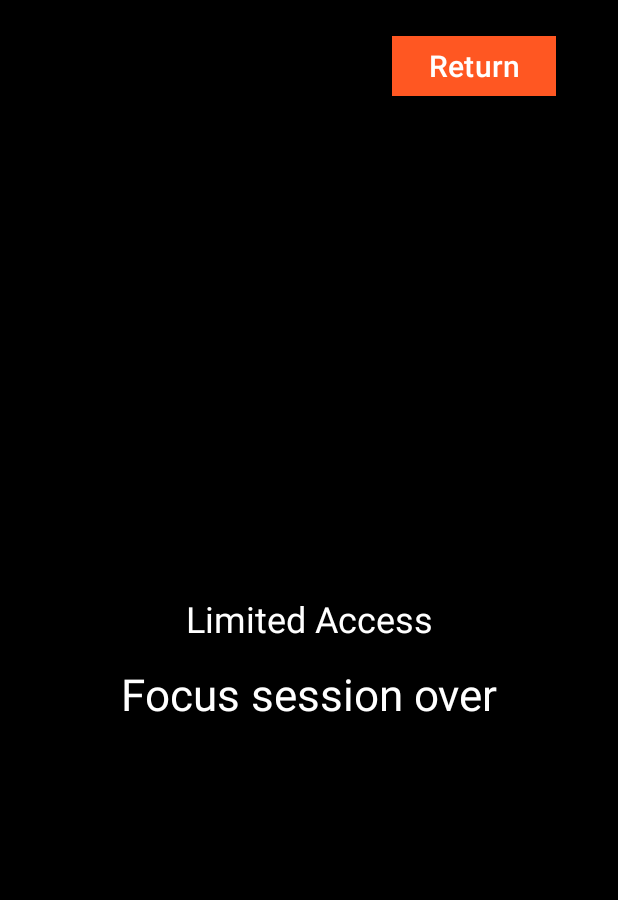
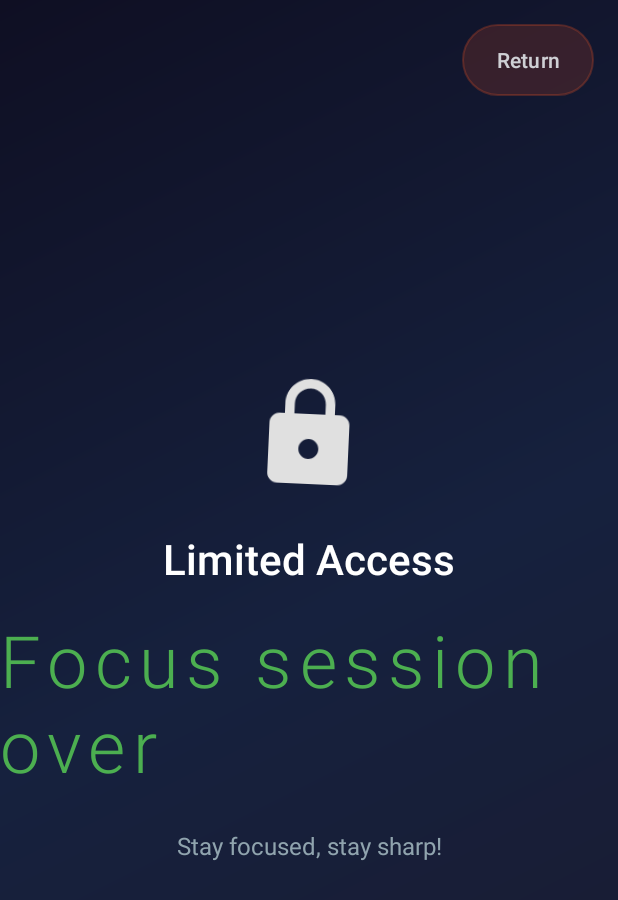
Before and after one commit to Reynem/TameMind, an Android app: the BlockedActivity screen opened directly, with no data from a screen before it, on a phone screen of 412 x 824 dp. Shown: the top 900 px of the screen. Run offline under Robolectric (Android 15) with nearby library versions, the phone set to English and light mode, and no system bars; Roboto replaces fonts that are not available here.

Commit message:
better block

```diff
--- a/app/src/main/java/com/reynem/tamemind/blocker/BlockedActivity.java
+++ b/app/src/main/java/com/reynem/tamemind/blocker/BlockedActivity.java
@@ -1,9 +1,14 @@
 package com.reynem.tamemind.blocker;
 
+import android.animation.ObjectAnimator;
 import android.content.Intent;
 import android.content.SharedPreferences;
 import android.os.Bundle;
+import android.os.Handler;
+import android.view.View;
+import android.view.animation.AccelerateDecelerateInterpolator;
 import android.widget.Button;
+import android.widget.ImageView;
 import android.widget.TextView;
 
 import androidx.appcompat.app.AppCompatActivity;
@@ -12,38 +17,118 @@ import com.reynem.tamemind.main.MainActivity;
 import com.reynem.tamemind.R;
 import com.reynem.tamemind.utils.TimerConstants;
 
+import java.util.Locale;
+
 public class BlockedActivity extends AppCompatActivity {
+
+    private TextView timeRemainingText;
+    private final Handler handler = new Handler();
+    private Runnable updateTimeRunnable;
 
     @Override
     protected void onCreate(Bundle savedInstanceState) {
         super.onCreate(savedInstanceState);
         setContentView(R.layout.activity_blocked);
 
+        initViews();
+        setupAnimations();
+        startTimeUpdater();
+    }
+
+    private void initViews() {
         Button backHome = findViewById(R.id.back_to);
         backHome.setOnClickListener(v -> {
             Intent intent = new Intent(BlockedActivity.this, MainActivity.class);
             startActivity(intent);
+            finish();
         });
 
-        TextView timeRemainingText = findViewById(R.id.block_time);
+        timeRemainingText = findViewById(R.id.block_time);
+        updateTimeDisplay();
+    }
+
+    private void setupAnimations() {
+        ImageView lockIcon = findViewById(R.id.lock_icon);
+        TextView blockMessage = findViewById(R.id.block_message);
+        TextView motivationalText = findViewById(R.id.motivational_text);
+
+        animateViewIn(lockIcon, 0);
+        animateViewIn(blockMessage, 200);
+        animateViewIn(timeRemainingText, 400);
+        animateViewIn(motivationalText, 600);
+
+        ObjectAnimator rotateAnimation = ObjectAnimator.ofFloat(lockIcon, "rotation", -5f, 5f);
+        rotateAnimation.setDuration(2000);
+        rotateAnimation.setRepeatCount(ObjectAnimator.INFINITE);
+        rotateAnimation.setRepeatMode(ObjectAnimator.REVERSE);
+        rotateAnimation.setInterpolator(new AccelerateDecelerateInterpolator());
+        rotateAnimation.start();
+    }
+
+    private void animateViewIn(View view, long delay) {
+        view.setAlpha(0f);
+        view.setTranslationY(50f);
+        view.animate()
+                .alpha(1f)
+                .translationY(0f)
+                .setDuration(600)
+                .setStartDelay(delay)
+                .setInterpolator(new AccelerateDecelerateInterpolator())
+                .start();
+    }
+
+    private void startTimeUpdater() {
+        updateTimeRunnable = new Runnable() {
+            @Override
+            public void run() {
+                updateTimeDisplay();
+                handler.postDelayed(this, 1000);
+            }
+        };
+        handler.post(updateTimeRunnable);
+    }
+
+    private void updateTimeDisplay() {
         SharedPreferences prefs = getSharedPreferences(TimerConstants.PREFS_NAME, MODE_PRIVATE);
         long blockUntil = prefs.getLong(TimerConstants.PREF_BLOCK_UNTIL, 0);
         long currentTime = System.currentTimeMillis();
         long timeRemaining = blockUntil - currentTime;
 
         if (timeRemaining > 0) {
-            int minutes = (int) (timeRemaining / (60 * 1000));
+            int hours = (int) (timeRemaining / (60 * 60 * 1000));
+            int minutes = (int) ((timeRemaining / (60 * 1000)) % 60);
             int seconds = (int) ((timeRemaining / 1000) % 60);
+
             String time;
-            if (seconds < 10){
-                time = minutes + ":0" + seconds;
+            if (hours > 0) {
+                time = String.format(Locale.US, "%d:%02d:%02d", hours, minutes, seconds);
             } else {
-                time = minutes + ":" + seconds;
+                time = String.format(Locale.US, "%d:%02d", minutes, seconds);
             }
+
             timeRemainingText.setText(time);
+
+            if (timeRemaining < 60000) { // Less than minute - red
+                timeRemainingText.setTextColor(0xFFFF8A80);
+            } else if (timeRemaining < 300000) { // Less than 5 minutes - yellow
+                timeRemainingText.setTextColor(0xFFFFD54F);
+            } else {
+                timeRemainingText.setTextColor(0xFFB0BEC5);
+            }
         } else {
             timeRemainingText.setText(R.string.focus_session_over);
+            timeRemainingText.setTextColor(0xFF4CAF50);
+            if (updateTimeRunnable != null) {
+                handler.removeCallbacks(updateTimeRunnable);
+            }
         }
+    }
 
+    @Override
+    protected void onDestroy() {
+        super.onDestroy();
+        if (updateTimeRunnable != null) {
+            handler.removeCallbacks(updateTimeRunnable);
+        }
     }
 }
--- /dev/null
+++ b/app/src/main/res/drawable/back_button_background.xml
@@ -0,0 +1,7 @@
+<?xml version="1.0" encoding="utf-8"?>
+<shape xmlns:android="http://schemas.android.com/apk/res/android"
+    android:shape="rectangle">
+    <solid android:color="#33FFFFFF" />
+    <corners android:radius="24dp" />
+    <stroke android:width="1dp" android:color="#4DFFFFFF" />
+</shape>
--- /dev/null
+++ b/app/src/main/res/drawable/blocked_background.xml
@@ -0,0 +1,9 @@
+<?xml version="1.0" encoding="utf-8"?>
+<shape xmlns:android="http://schemas.android.com/apk/res/android">
+    <gradient
+    android:angle="135"
+    android:startColor="#1A1A2E"
+    android:centerColor="#16213E"
+    android:endColor="#0F0F23"
+    android:type="linear" />
+</shape>
--- /dev/null
+++ b/app/src/main/res/drawable/ic_lock.xml
@@ -0,0 +1,10 @@
+<?xml version="1.0" encoding="utf-8"?>
+<vector xmlns:android="http://schemas.android.com/apk/res/android"
+    android:width="24dp"
+    android:height="24dp"
+    android:viewportWidth="24"
+    android:viewportHeight="24">
+    <path
+        android:fillColor="#FFFFFF"
+        android:pathData="M18,8h-1V6c0,-2.76 -2.24,-5 -5,-5S7,3.24 7,6v2H6c-1.1,0 -2,0.9 -2,2v10c0,1.1 0.9,2 2,2h12c1.1,0 2,-0.9 2,-2V10c0,-1.1 -0.9,-2 -2,-2zM12,17c-1.1,0 -2,-0.9 -2,-2s0.9,-2 2,-2 2,0.9 2,2 -0.9,2 -2,2zM15.1,8H8.9V6c0,-1.71 1.39,-3.1 3.1,-3.1 1.71,0 3.1,1.39 3.1,3.1v2z"/>
+</vector>
--- a/app/src/main/res/layout/activity_blocked.xml
+++ b/app/src/main/res/layout/activity_blocked.xml
@@ -4,53 +4,86 @@
     xmlns:app="http://schemas.android.com/apk/res-auto"
     android:layout_width="match_parent"
     android:layout_height="match_parent"
-    android:gravity="center"
-    android:orientation="vertical"
-    android:background="#000000">
+    android:background="@drawable/blocked_background">
+
+    <ImageView
+        android:id="@+id/lock_icon"
+        android:layout_width="80dp"
+        android:layout_height="80dp"
+        android:src="@drawable/ic_lock"
+        android:alpha="0.7"
+        android:contentDescription="@string/end_timer"
+        app:tint="#E0E0E0"
+        app:layout_constraintBottom_toTopOf="@+id/block_message"
+        app:layout_constraintEnd_toEndOf="parent"
+        app:layout_constraintStart_toStartOf="parent"
+        app:layout_constraintTop_toTopOf="parent"
+        app:layout_constraintVertical_chainStyle="packed" />
 
     <TextView
         android:id="@+id/block_message"
         android:layout_width="wrap_content"
         android:layout_height="wrap_content"
-        android:layout_marginStart="0dp"
-        android:layout_marginTop="0dp"
-        android:layout_marginEnd="0dp"
-        android:layout_marginBottom="0dp"
+        android:layout_marginTop="24dp"
+        android:fontFamily="sans-serif-medium"
         android:text="@string/No_access"
         android:textColor="#FFFFFF"
-        android:textSize="24sp"
-        app:layout_constraintBottom_toBottomOf="parent"
+        android:textSize="28sp"
+        android:alpha="0.9"
+        app:layout_constraintBottom_toTopOf="@+id/block_time"
         app:layout_constraintEnd_toEndOf="parent"
         app:layout_constraintStart_toStartOf="parent"
-        app:layout_constraintTop_toTopOf="parent" />
+        app:layout_constraintTop_toBottomOf="@+id/lock_icon" />
 
     <TextView
         android:id="@+id/block_time"
         android:layout_width="wrap_content"
         android:layout_height="wrap_content"
-        android:layout_marginStart="0dp"
-        android:layout_marginTop="100dp"
-        android:layout_marginEnd="0dp"
-        android:layout_marginBottom="0dp"
-        android:text=""
-        android:textColor="#FFFFFF"
-        android:textSize="29sp"
+        android:layout_marginTop="16dp"
+        android:fontFamily="sans-serif-light"
+        android:text="@string/startTime"
+        android:textColor="#B0BEC5"
+        android:textSize="48sp"
+        android:letterSpacing="0.1"
+        app:layout_constraintBottom_toTopOf="@+id/motivational_text"
+        app:layout_constraintEnd_toEndOf="parent"
+        app:layout_constraintStart_toStartOf="parent"
+        app:layout_constraintTop_toBottomOf="@+id/block_message" />
+
+    <TextView
+        android:id="@+id/motivational_text"
+        android:layout_width="0dp"
+        android:layout_height="wrap_content"
+        android:layout_marginStart="48dp"
+        android:layout_marginTop="24dp"
+        android:layout_marginEnd="48dp"
+        android:fontFamily="sans-serif"
+        android:gravity="center"
+        android:text="@string/stay_focused_stay_sharp_"
+        android:textColor="#90A4AE"
+        android:textSize="16sp"
+        android:alpha="0.8"
         app:layout_constraintBottom_toBottomOf="parent"
         app:layout_constraintEnd_toEndOf="parent"
         app:layout_constraintStart_toStartOf="parent"
-        app:layout_constraintTop_toTopOf="parent" />
+        app:layout_constraintTop_toBottomOf="@+id/block_time" />
 
     <Button
         android:id="@+id/back_to"
         android:layout_width="wrap_content"
-        android:layout_height="wrap_content"
-        android:layout_marginStart="250dp"
-        android:layout_marginTop="20dp"
-        android:layout_marginEnd="30dp"
+        android:layout_height="48dp"
+        android:layout_marginTop="16dp"
+        android:layout_marginEnd="16dp"
+        android:background="@drawable/back_button_background"
+        android:fontFamily="sans-serif-medium"
+        android:paddingStart="16dp"
+        android:paddingEnd="16dp"
         android:text="@string/return_toMainActivity"
-        android:textSize="20sp"
-        app:cornerRadius="0dp"
+        android:textAllCaps="false"
+        android:textColor="#FFFFFF"
+        android:textSize="14sp"
+        android:alpha="0.8"
         app:layout_constraintEnd_toEndOf="parent"
-        app:layout_constraintStart_toStartOf="parent"
         app:layout_constraintTop_toTopOf="parent" />
+
 </androidx.constraintlayout.widget.ConstraintLayout>
```
